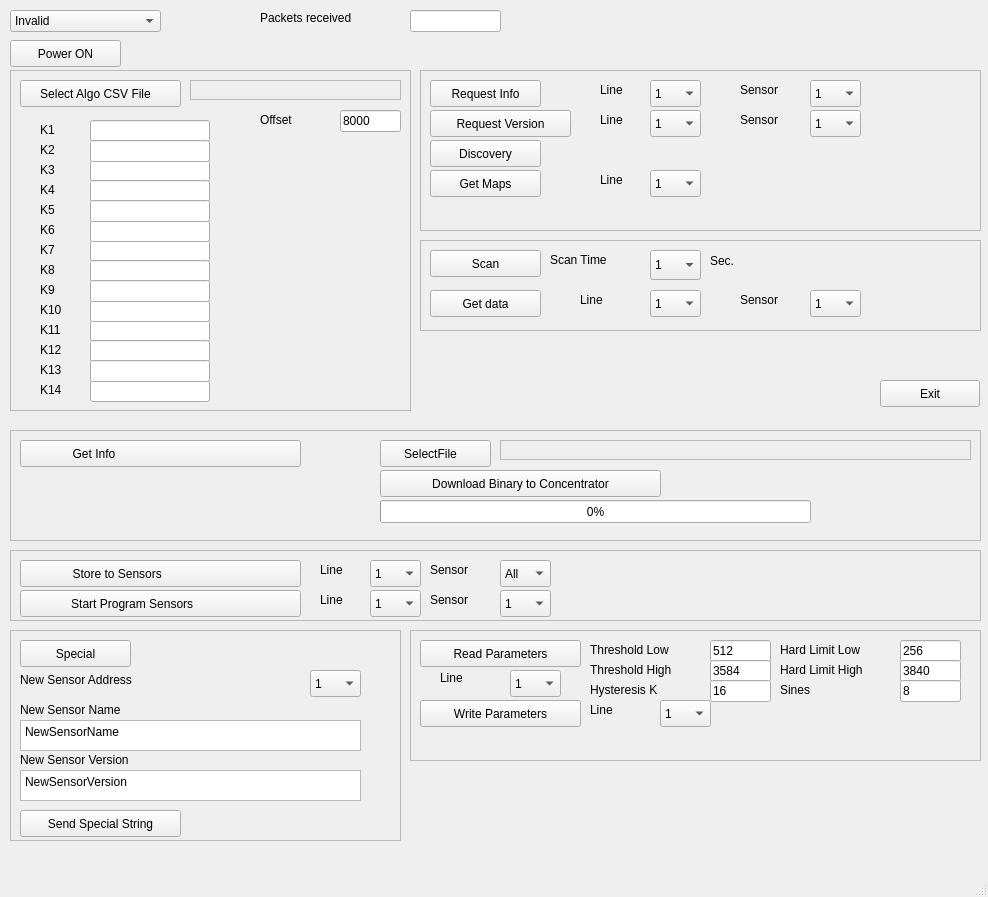
Above: Qt/Concentrator/concentratorwindow.ui from shinymetal6/A_os_Membrane_Processes before the change. Below: the same form after it.
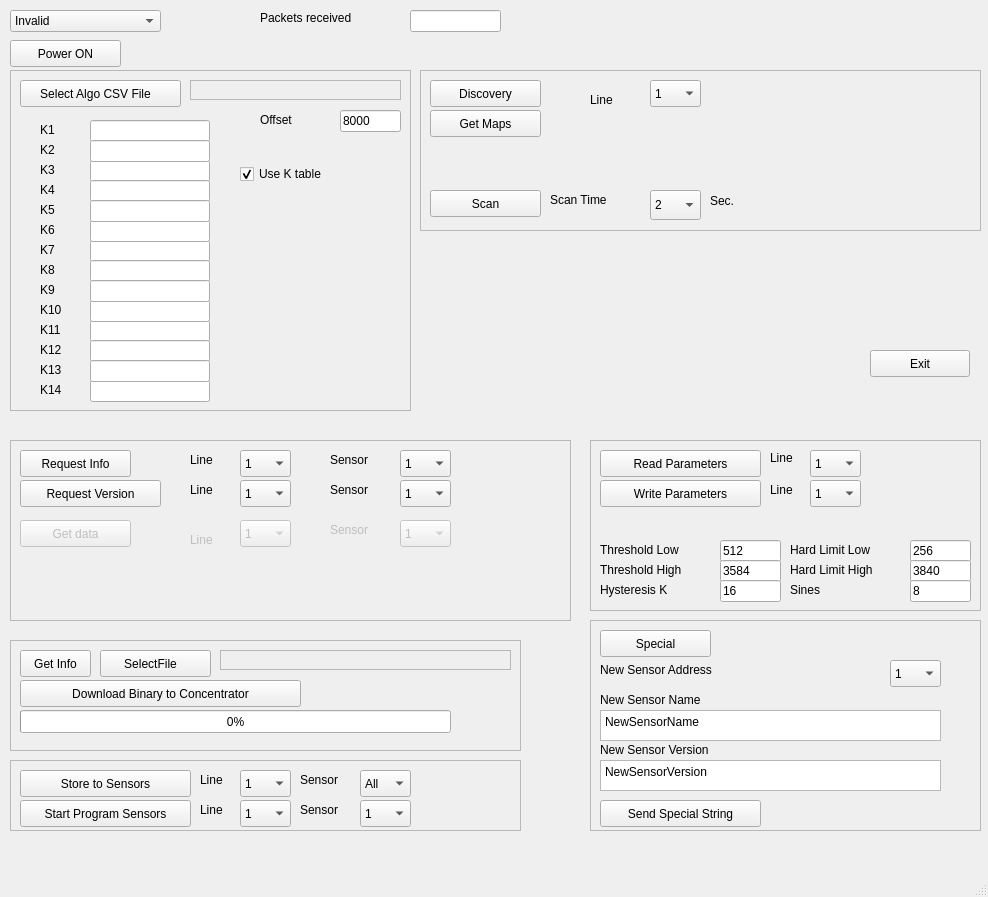
That is the form after the change. Icons and pictures are not drawn.

Commit message: fixed qt, added temp sensor read

```diff
--- a/Qt/Concentrator/concentratorwindow.ui
+++ b/Qt/Concentrator/concentratorwindow.ui
@@ -144,8 +144,8 @@
    <widget class="QPushButton" name="Exit_pushButton">
     <property name="geometry">
      <rect>
-      <x>880</x>
-      <y>380</y>
+      <x>870</x>
+      <y>350</y>
       <width>100</width>
       <height>27</height>
      </rect>
@@ -190,8 +190,8 @@
     <property name="geometry">
      <rect>
       <x>10</x>
-      <y>430</y>
-      <width>971</width>
+      <y>640</y>
+      <width>511</width>
       <height>111</height>
      </rect>
     </property>
@@ -206,18 +206,18 @@
       <rect>
        <x>10</x>
        <y>10</y>
-       <width>281</width>
+       <width>71</width>
        <height>27</height>
       </rect>
      </property>
      <property name="text">
-      <string>Get Info                                        </string>
+      <string>Get Info</string>
      </property>
     </widget>
     <widget class="QPushButton" name="SelectFile_pushButton">
      <property name="geometry">
       <rect>
-       <x>370</x>
+       <x>90</x>
        <y>10</y>
        <width>111</width>
        <height>27</height>
@@ -230,9 +230,9 @@
     <widget class="QLabel" name="label_FILE">
      <property name="geometry">
       <rect>
-       <x>490</x>
+       <x>210</x>
        <y>10</y>
-       <width>471</width>
+       <width>291</width>
        <height>20</height>
       </rect>
      </property>
@@ -249,7 +249,7 @@
     <widget class="QPushButton" name="DownloadBinary_pushButton">
      <property name="geometry">
       <rect>
-       <x>370</x>
+       <x>10</x>
        <y>40</y>
        <width>281</width>
        <height>27</height>
@@ -262,7 +262,7 @@
     <widget class="QProgressBar" name="download_progressBar">
      <property name="geometry">
       <rect>
-       <x>370</x>
+       <x>10</x>
        <y>70</y>
        <width>431</width>
        <height>23</height>
@@ -275,7 +275,7 @@
     <widget class="QLabel" name="Flashing_label">
      <property name="geometry">
       <rect>
-       <x>810</x>
+       <x>460</x>
        <y>70</y>
        <width>22</width>
        <height>22</height>
@@ -296,9 +296,9 @@
     <property name="geometry">
      <rect>
       <x>420</x>
-      <y>240</y>
+      <y>70</y>
       <width>561</width>
-      <height>91</height>
+      <height>161</height>
      </rect>
     </property>
     <property name="frameShape">
@@ -311,16 +311,16 @@
      <property name="geometry">
       <rect>
        <x>230</x>
-       <y>10</y>
+       <y>120</y>
        <width>51</width>
        <height>30</height>
       </rect>
      </property>
      <property name="currentText">
-      <string>1</string>
+      <string>2</string>
      </property>
      <property name="currentIndex">
-      <number>0</number>
+      <number>1</number>
      </property>
      <item>
       <property name="text">
@@ -348,24 +348,11 @@
       </property>
      </item>
     </widget>
-    <widget class="QLabel" name="label_8">
-     <property name="geometry">
-      <rect>
-       <x>320</x>
-       <y>50</y>
-       <width>61</width>
-       <height>19</height>
-      </rect>
-     </property>
-     <property name="text">
-      <string>Sensor</string>
-     </property>
-    </widget>
     <widget class="QLabel" name="sec_scan_label">
      <property name="geometry">
       <rect>
        <x>290</x>
-       <y>10</y>
+       <y>120</y>
        <width>51</width>
        <height>22</height>
       </rect>
@@ -374,101 +361,11 @@
       <string>Sec.</string>
      </property>
     </widget>
-    <widget class="QComboBox" name="GetDataSensor_comboBox">
-     <property name="geometry">
-      <rect>
-       <x>390</x>
-       <y>50</y>
-       <width>51</width>
-       <height>27</height>
-      </rect>
-     </property>
-     <item>
-      <property name="text">
-       <string>1</string>
-      </property>
-     </item>
-     <item>
-      <property name="text">
-       <string>2</string>
-      </property>
-     </item>
-     <item>
-      <property name="text">
-       <string>3</string>
-      </property>
-     </item>
-     <item>
-      <property name="text">
-       <string>4</string>
-      </property>
-     </item>
-     <item>
-      <property name="text">
-       <string>5</string>
-      </property>
-     </item>
-     <item>
-      <property name="text">
-       <string>6</string>
-      </property>
-     </item>
-     <item>
-      <property name="text">
-       <string>7</string>
-      </property>
-     </item>
-     <item>
-      <property name="text">
-       <string>8</string>
-      </property>
-     </item>
-     <item>
-      <property name="text">
-       <string>9</string>
-      </property>
-     </item>
-     <item>
-      <property name="text">
-       <string>10</string>
-      </property>
-     </item>
-     <item>
-      <property name="text">
-       <string>11</string>
-      </property>
-     </item>
-     <item>
-      <property name="text">
-       <string>12</string>
-      </property>
-     </item>
-     <item>
-      <property name="text">
-       <string>13</string>
-      </property>
-     </item>
-     <item>
-      <property name="text">
-       <string>14</string>
-      </property>
-     </item>
-     <item>
-      <property name="text">
-       <string>15</string>
-      </property>
-     </item>
-     <item>
-      <property name="text">
-       <string>16</string>
-      </property>
-     </item>
-    </widget>
     <widget class="QPushButton" name="Scan_pushButton">
      <property name="geometry">
       <rect>
        <x>10</x>
-       <y>10</y>
+       <y>120</y>
        <width>111</width>
        <height>27</height>
       </rect>
@@ -477,67 +374,11 @@
       <string>Scan</string>
      </property>
     </widget>
-    <widget class="QLabel" name="label_7">
-     <property name="geometry">
-      <rect>
-       <x>160</x>
-       <y>50</y>
-       <width>41</width>
-       <height>19</height>
-      </rect>
-     </property>
-     <property name="text">
-      <string>Line</string>
-     </property>
-    </widget>
-    <widget class="QPushButton" name="GetData_pushButton">
-     <property name="geometry">
-      <rect>
-       <x>10</x>
-       <y>50</y>
-       <width>111</width>
-       <height>27</height>
-      </rect>
-     </property>
-     <property name="text">
-      <string>Get data</string>
-     </property>
-    </widget>
-    <widget class="QComboBox" name="GetDataLine_comboBox">
-     <property name="geometry">
-      <rect>
-       <x>230</x>
-       <y>50</y>
-       <width>51</width>
-       <height>27</height>
-      </rect>
-     </property>
-     <item>
-      <property name="text">
-       <string>1</string>
-      </property>
-     </item>
-     <item>
-      <property name="text">
-       <string>2</string>
-      </property>
-     </item>
-     <item>
-      <property name="text">
-       <string>3</string>
-      </property>
-     </item>
-     <item>
-      <property name="text">
-       <string>4</string>
-      </property>
-     </item>
-    </widget>
     <widget class="QLabel" name="scantime_label">
      <property name="geometry">
       <rect>
        <x>130</x>
-       <y>10</y>
+       <y>120</y>
        <width>91</width>
        <height>20</height>
       </rect>
@@ -546,12 +387,81 @@
       <string>Scan Time</string>
      </property>
     </widget>
+    <widget class="QPushButton" name="Discovery_pushButton">
+     <property name="geometry">
+      <rect>
+       <x>10</x>
+       <y>10</y>
+       <width>111</width>
+       <height>27</height>
+      </rect>
+     </property>
+     <property name="text">
+      <string>Discovery</string>
+     </property>
+    </widget>
+    <widget class="QPushButton" name="GetMap_pushButton">
+     <property name="geometry">
+      <rect>
+       <x>10</x>
+       <y>40</y>
+       <width>111</width>
+       <height>27</height>
+      </rect>
+     </property>
+     <property name="text">
+      <string>Get Maps</string>
+     </property>
+    </widget>
+    <widget class="QComboBox" name="GetMapLine_comboBox">
+     <property name="geometry">
+      <rect>
+       <x>230</x>
+       <y>10</y>
+       <width>51</width>
+       <height>27</height>
+      </rect>
+     </property>
+     <item>
+      <property name="text">
+       <string>1</string>
+      </property>
+     </item>
+     <item>
+      <property name="text">
+       <string>2</string>
+      </property>
+     </item>
+     <item>
+      <property name="text">
+       <string>3</string>
+      </property>
+     </item>
+     <item>
+      <property name="text">
+       <string>4</string>
+      </property>
+     </item>
+    </widget>
+    <widget class="QLabel" name="label_6">
+     <property name="geometry">
+      <rect>
+       <x>170</x>
+       <y>20</y>
+       <width>41</width>
+       <height>19</height>
+      </rect>
+     </property>
+     <property name="text">
+      <string>Line</string>
+     </property>
+    </widget>
    </widget>
    <widget class="QFrame" name="special_frame">
     <property name="geometry">
      <rect>
-      <x>10</x>
-      <y>630</y>
+      <x>590</x>
+      <y>620</y>
       <width>391</width>
       <height>211</height>
      </rect>
@@ -766,10 +676,10 @@
    <widget class="QFrame" name="info_frame">
     <property name="geometry">
      <rect>
-      <x>420</x>
-      <y>70</y>
+      <x>10</x>
+      <y>440</y>
       <width>561</width>
-      <height>161</height>
+      <height>181</height>
      </rect>
     </property>
     <property name="frameShape">
@@ -1096,37 +1006,172 @@
       </property>
      </item>
     </widget>
-    <widget class="QPushButton" name="Discovery_pushButton">
+    <widget class="QPushButton" name="GetData_pushButton">
+     <property name="enabled">
+      <bool>false</bool>
+     </property>
      <property name="geometry">
       <rect>
        <x>10</x>
-       <y>70</y>
+       <y>80</y>
        <width>111</width>
        <height>27</height>
       </rect>
      </property>
      <property name="text">
-      <string>Discovery</string>
+      <string>Get data</string>
      </property>
     </widget>
-    <widget class="QPushButton" name="GetMap_pushButton">
+    <widget class="QComboBox" name="GetDataLine_comboBox">
+     <property name="enabled">
+      <bool>false</bool>
+     </property>
      <property name="geometry">
       <rect>
-       <x>10</x>
-       <y>100</y>
-       <width>111</width>
+       <x>230</x>
+       <y>80</y>
+       <width>51</width>
        <height>27</height>
       </rect>
      </property>
+     <item>
+      <property name="text">
+       <string>1</string>
+      </property>
+     </item>
+     <item>
+      <property name="text">
+       <string>2</string>
+      </property>
+     </item>
+     <item>
+      <property name="text">
+       <string>3</string>
+      </property>
+     </item>
+     <item>
+      <property name="text">
+       <string>4</string>
+      </property>
+     </item>
+    </widget>
+    <widget class="QComboBox" name="GetDataSensor_comboBox">
+     <property name="enabled">
+      <bool>false</bool>
+     </property>
+     <property name="geometry">
+      <rect>
+       <x>390</x>
+       <y>80</y>
+       <width>51</width>
+       <height>27</height>
+      </rect>
+     </property>
+     <item>
+      <property name="text">
+       <string>1</string>
+      </property>
+     </item>
+     <item>
+      <property name="text">
+       <string>2</string>
+      </property>
+     </item>
+     <item>
+      <property name="text">
+       <string>3</string>
+      </property>
+     </item>
+     <item>
+      <property name="text">
+       <string>4</string>
+      </property>
+     </item>
+     <item>
+      <property name="text">
+       <string>5</string>
+      </property>
+     </item>
+     <item>
+      <property name="text">
+       <string>6</string>
+      </property>
+     </item>
+     <item>
+      <property name="text">
+       <string>7</string>
+      </property>
+     </item>
+     <item>
+      <property name="text">
+       <string>8</string>
+      </property>
+     </item>
+     <item>
+      <property name="text">
+       <string>9</string>
+      </property>
+     </item>
+     <item>
+      <property name="text">
+       <string>10</string>
+      </property>
+     </item>
+     <item>
+      <property name="text">
+       <string>11</string>
+      </property>
+     </item>
+     <item>
+      <property name="text">
+       <string>12</string>
+      </property>
+     </item>
+     <item>
+      <property name="text">
+       <string>13</string>
+      </property>
+     </item>
+     <item>
+      <property name="text">
+       <string>14</string>
+      </property>
+     </item>
+     <item>
+      <property name="text">
+       <string>15</string>
+      </property>
+     </item>
+     <item>
+      <property name="text">
+       <string>16</string>
+      </property>
+     </item>
+    </widget>
+    <widget class="QLabel" name="label_8">
+     <property name="enabled">
+      <bool>false</bool>
+     </property>
+     <property name="geometry">
+      <rect>
+       <x>320</x>
+       <y>80</y>
+       <width>61</width>
+       <height>19</height>
+      </rect>
+     </property>
      <property name="text">
-      <string>Get Maps</string>
+      <string>Sensor</string>
      </property>
     </widget>
-    <widget class="QLabel" name="label_6">
+    <widget class="QLabel" name="label_7">
+     <property name="enabled">
+      <bool>false</bool>
+     </property>
      <property name="geometry">
       <rect>
        <x>180</x>
-       <y>100</y>
+       <y>90</y>
        <width>41</width>
        <height>19</height>
       </rect>
@@ -1135,44 +1180,14 @@
       <string>Line</string>
      </property>
     </widget>
-    <widget class="QComboBox" name="GetMapLine_comboBox">
-     <property name="geometry">
-      <rect>
-       <x>230</x>
-       <y>100</y>
-       <width>51</width>
-       <height>27</height>
-      </rect>
-     </property>
-     <item>
-      <property name="text">
-       <string>1</string>
-      </property>
-     </item>
-     <item>
-      <property name="text">
-       <string>2</string>
-      </property>
-     </item>
-     <item>
-      <property name="text">
-       <string>3</string>
-      </property>
-     </item>
-     <item>
-      <property name="text">
-       <string>4</string>
-      </property>
-     </item>
-    </widget>
    </widget>
    <widget class="QFrame" name="params_frame">
     <property name="geometry">
      <rect>
-      <x>410</x>
-      <y>630</y>
-      <width>571</width>
-      <height>131</height>
+      <x>590</x>
+      <y>440</y>
+      <width>391</width>
+      <height>171</height>
      </rect>
     </property>
     <property name="frameShape">
@@ -1197,8 +1212,8 @@
     <widget class="QComboBox" name="ParamLineRead_comboBox">
      <property name="geometry">
       <rect>
-       <x>100</x>
-       <y>40</y>
+       <x>220</x>
+       <y>10</y>
        <width>51</width>
        <height>27</height>
       </rect>
@@ -1227,8 +1242,8 @@
     <widget class="QLabel" name="label_16">
      <property name="geometry">
       <rect>
-       <x>30</x>
-       <y>40</y>
+       <x>180</x>
+       <y>10</y>
        <width>41</width>
        <height>16</height>
       </rect>
@@ -1240,8 +1255,8 @@
     <widget class="QLabel" name="label_17">
      <property name="geometry">
       <rect>
-       <x>180</x>
-       <y>10</y>
+       <x>10</x>
+       <y>100</y>
        <width>111</width>
        <height>19</height>
       </rect>
@@ -1253,8 +1268,8 @@
     <widget class="QLabel" name="label_18">
      <property name="geometry">
       <rect>
-       <x>180</x>
-       <y>30</y>
+       <x>10</x>
+       <y>120</y>
        <width>121</width>
        <height>19</height>
       </rect>
@@ -1266,8 +1281,8 @@
     <widget class="QLabel" name="label_19">
      <property name="geometry">
       <rect>
-       <x>180</x>
-       <y>50</y>
+       <x>10</x>
+       <y>140</y>
        <width>111</width>
        <height>19</height>
       </rect>
@@ -1279,8 +1294,8 @@
     <widget class="QLabel" name="label_20">
      <property name="geometry">
       <rect>
-       <x>370</x>
-       <y>10</y>
+       <x>200</x>
+       <y>100</y>
        <width>131</width>
        <height>19</height>
       </rect>
@@ -1292,8 +1307,8 @@
     <widget class="QLabel" name="label_21">
      <property name="geometry">
       <rect>
-       <x>370</x>
-       <y>30</y>
+       <x>200</x>
+       <y>120</y>
        <width>131</width>
        <height>19</height>
       </rect>
@@ -1305,8 +1320,8 @@
     <widget class="QLabel" name="label_22">
      <property name="geometry">
       <rect>
-       <x>370</x>
-       <y>50</y>
+       <x>200</x>
+       <y>140</y>
        <width>71</width>
        <height>19</height>
       </rect>
@@ -1318,8 +1333,8 @@
     <widget class="QLineEdit" name="ThresholdLow_lineEdit">
      <property name="geometry">
       <rect>
-       <x>300</x>
-       <y>10</y>
+       <x>130</x>
+       <y>100</y>
        <width>61</width>
        <height>22</height>
       </rect>
@@ -1334,8 +1349,8 @@
     <widget class="QLineEdit" name="ThresholdHigh_lineEdit">
      <property name="geometry">
       <rect>
-       <x>300</x>
-       <y>30</y>
+       <x>130</x>
+       <y>120</y>
        <width>61</width>
        <height>22</height>
       </rect>
@@ -1347,8 +1362,8 @@
     <widget class="QLineEdit" name="Hysteresis_K_lineEdit">
      <property name="geometry">
       <rect>
-       <x>300</x>
-       <y>50</y>
+       <x>130</x>
+       <y>140</y>
        <width>61</width>
        <height>22</height>
       </rect>
@@ -1360,8 +1375,8 @@
     <widget class="QLineEdit" name="HardLimitLow_lineEdit">
      <property name="geometry">
       <rect>
-       <x>490</x>
-       <y>10</y>
+       <x>320</x>
+       <y>100</y>
        <width>61</width>
        <height>22</height>
       </rect>
@@ -1373,8 +1388,8 @@
     <widget class="QLineEdit" name="HardLimitHigh_lineEdit">
      <property name="geometry">
       <rect>
-       <x>490</x>
-       <y>30</y>
+       <x>320</x>
+       <y>120</y>
        <width>61</width>
        <height>22</height>
       </rect>
@@ -1386,8 +1401,8 @@
     <widget class="QLineEdit" name="Sines_lineEdit">
      <property name="geometry">
       <rect>
-       <x>490</x>
-       <y>50</y>
+       <x>320</x>
+       <y>140</y>
        <width>61</width>
        <height>22</height>
       </rect>
@@ -1400,7 +1415,7 @@
      <property name="geometry">
       <rect>
        <x>10</x>
-       <y>70</y>
+       <y>40</y>
        <width>161</width>
        <height>27</height>
       </rect>
@@ -1412,8 +1427,8 @@
     <widget class="QComboBox" name="ParamLineWrite_comboBox">
      <property name="geometry">
       <rect>
-       <x>250</x>
-       <y>70</y>
+       <x>220</x>
+       <y>40</y>
        <width>51</width>
        <height>27</height>
       </rect>
@@ -1443,7 +1458,7 @@
      <property name="geometry">
       <rect>
        <x>180</x>
-       <y>70</y>
+       <y>40</y>
        <width>41</width>
        <height>19</height>
       </rect>
@@ -1848,13 +1863,29 @@
       <string>K11</string>
      </property>
     </widget>
+    <widget class="QCheckBox" name="useK_checkBox">
+     <property name="geometry">
+      <rect>
+       <x>230</x>
+       <y>90</y>
+       <width>131</width>
+       <height>28</height>
+      </rect>
+     </property>
+     <property name="text">
+      <string>Use K table</string>
+     </property>
+     <property name="checked">
+      <bool>true</bool>
+     </property>
+    </widget>
    </widget>
    <widget class="QFrame" name="program_frame">
     <property name="geometry">
      <rect>
       <x>10</x>
-      <y>550</y>
-      <width>971</width>
+      <y>760</y>
+      <width>511</width>
       <height>71</height>
      </rect>
     </property>
@@ -1867,7 +1898,7 @@
     <widget class="QLabel" name="label_10">
      <property name="geometry">
       <rect>
-       <x>310</x>
+       <x>190</x>
        <y>40</y>
        <width>51</width>
        <height>19</height>
@@ -1882,18 +1913,18 @@
       <rect>
        <x>10</x>
        <y>10</y>
-       <width>281</width>
+       <width>171</width>
        <height>27</height>
       </rect>
      </property>
      <property name="text">
-      <string>Store to Sensors                          </string>
+      <string>Store to Sensors</string>
      </property>
     </widget>
     <widget class="QComboBox" name="Line_comboBox">
      <property name="geometry">
       <rect>
-       <x>360</x>
+       <x>230</x>
        <y>10</y>
        <width>51</width>
        <height>27</height>
@@ -1923,7 +1954,7 @@
     <widget class="QLabel" name="SensorFlashing_label">
      <property name="geometry">
       <rect>
-       <x>570</x>
+       <x>410</x>
        <y>40</y>
        <width>22</width>
        <height>22</height>
@@ -1942,7 +1973,7 @@
     <widget class="QLabel" name="label_2">
      <property name="geometry">
       <rect>
-       <x>310</x>
+       <x>190</x>
        <y>10</y>
        <width>51</width>
        <height>19</height>
@@ -1957,18 +1988,18 @@
       <rect>
        <x>10</x>
        <y>40</y>
-       <width>281</width>
+       <width>171</width>
        <height>27</height>
       </rect>
      </property>
      <property name="text">
-      <string>Start Program Sensors                 </string>
+      <string>Start Program Sensors</string>
      </property>
     </widget>
     <widget class="QComboBox" name="ProgramLine_comboBox">
      <property name="geometry">
       <rect>
-       <x>360</x>
+       <x>230</x>
        <y>40</y>
        <width>51</width>
        <height>27</height>
@@ -2003,7 +2034,7 @@
     <widget class="QComboBox" name="Sensor_comboBox">
      <property name="geometry">
       <rect>
-       <x>490</x>
+       <x>350</x>
        <y>10</y>
        <width>51</width>
        <height>27</height>
@@ -2078,7 +2109,7 @@
     <widget class="QLabel" name="SensorInFlash_label">
      <property name="geometry">
       <rect>
-       <x>570</x>
+       <x>410</x>
        <y>10</y>
        <width>22</width>
        <height>22</height>
@@ -2097,7 +2128,7 @@
     <widget class="QComboBox" name="ProgramSensor_comboBox">
      <property name="geometry">
       <rect>
-       <x>490</x>
+       <x>350</x>
        <y>40</y>
        <width>51</width>
        <height>27</height>
@@ -2167,7 +2198,7 @@
     <widget class="QLabel" name="label_3">
      <property name="geometry">
       <rect>
-       <x>420</x>
+       <x>290</x>
        <y>10</y>
        <width>61</width>
        <height>19</height>
@@ -2180,7 +2211,7 @@
     <widget class="QLabel" name="label_9">
      <property name="geometry">
       <rect>
-       <x>420</x>
+       <x>290</x>
        <y>40</y>
        <width>61</width>
        <height>19</height>
```
The commit also changes 3 other files.
